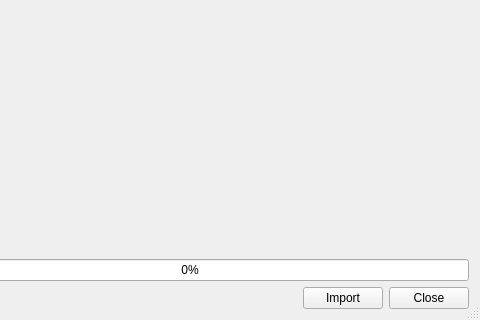
Above: SH3D_Import.ui from rostskadat/FreeCAD-SH3D before the change; both pictures show x 100 to 580 and y 208 to 528 of the 580 by 528 pixel window. Below: the same form after it.
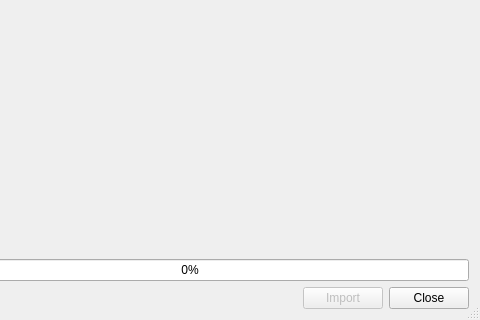
That is the form after the change.

Commit message: improved usability of import dialog

Patch:
```diff
--- a/SH3D_Import.ui
+++ b/SH3D_Import.ui
@@ -195,6 +195,9 @@
        </item>
        <item>
         <widget class="QPushButton" name="btnImport">
+         <property name="enabled">
+          <bool>false</bool>
+         </property>
          <property name="toolTip">
           <string>Import SweetHome3D file</string>
          </property>
```
The commit also changes 1 other file.
